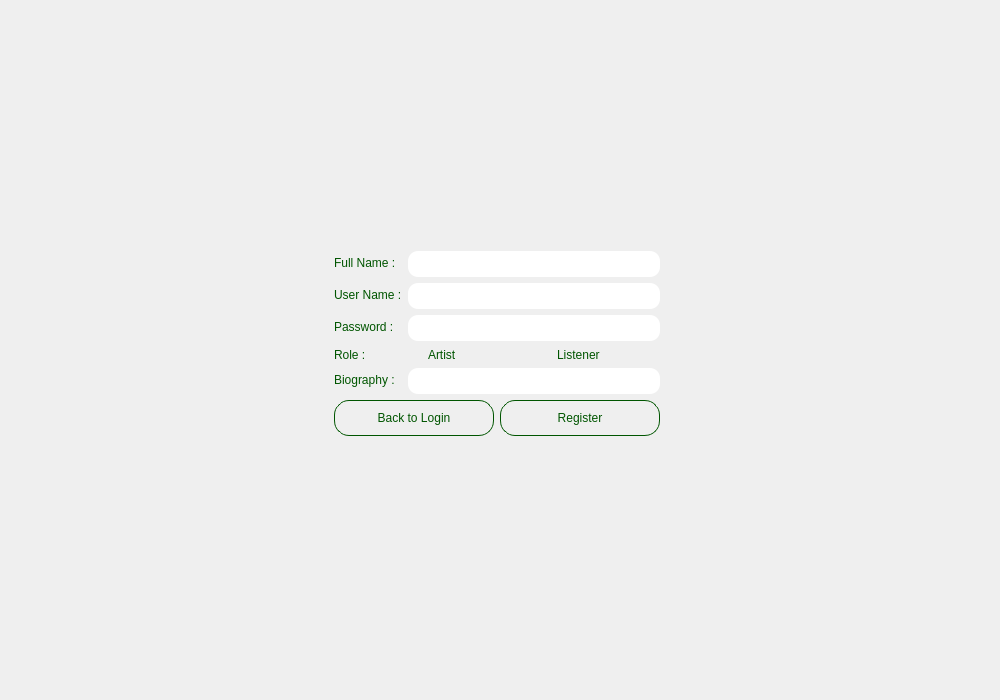
Before: the Qt Designer form registerwindow.ui in aminfooladi/QSpotify, drawn with Qt 5.
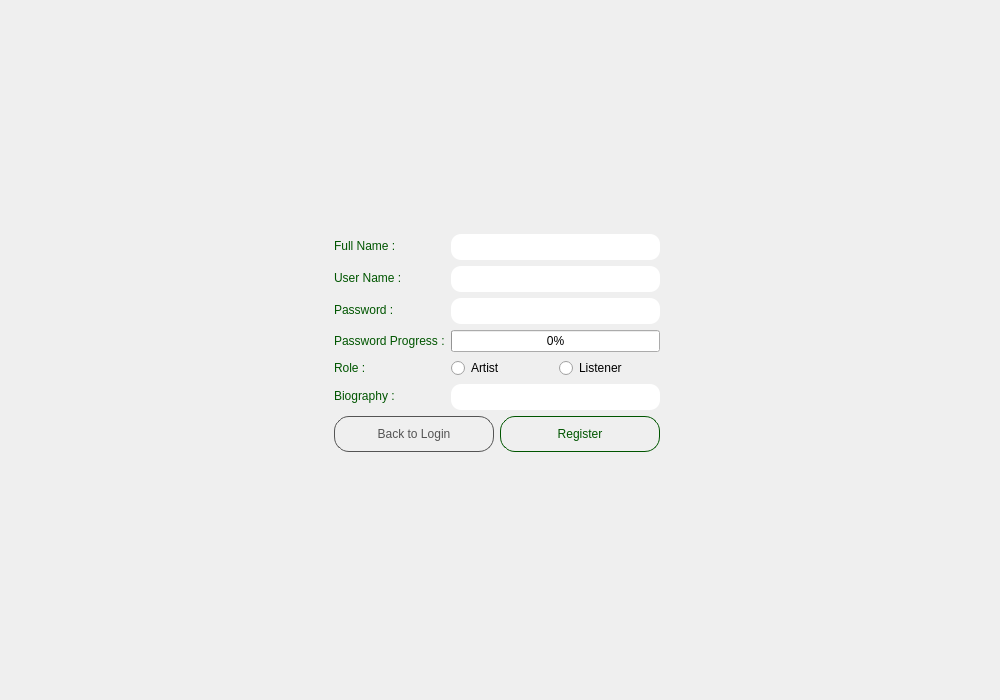
After: the same form once the commit is applied. Icons and pictures are not drawn.

Diff of the .ui file:
```diff
--- a/registerwindow.ui
+++ b/registerwindow.ui
@@ -33,6 +33,19 @@
       </property>
      </spacer>
     </item>
+    <item row="3" column="1">
+     <spacer name="verticalSpacer">
+      <property name="orientation">
+       <enum>Qt::Orientation::Vertical</enum>
+      </property>
+      <property name="sizeHint" stdset="0">
+       <size>
+        <width>20</width>
+        <height>40</height>
+       </size>
+      </property>
+     </spacer>
+    </item>
     <item row="1" column="2">
      <spacer name="horizontalSpacer_2">
       <property name="orientation">
@@ -59,13 +72,62 @@
       </property>
      </spacer>
     </item>
+    <item row="0" column="2">
+     <layout class="QGridLayout" name="gridLayout_2" columnstretch="5,4" rowminimumheight="0,0">
+      <item row="1" column="1">
+       <spacer name="verticalSpacer_3">
+        <property name="orientation">
+         <enum>Qt::Orientation::Vertical</enum>
+        </property>
+        <property name="sizeType">
+         <enum>QSizePolicy::Policy::Fixed</enum>
+        </property>
+        <property name="sizeHint" stdset="0">
+         <size>
+          <width>20</width>
+          <height>100</height>
+         </size>
+        </property>
+       </spacer>
+      </item>
+      <item row="0" column="1">
+       <widget class="QLabel" name="label">
+        <property name="styleSheet">
+         <string notr="true">image: url(:/images/logo/images/nweLogo.png);
+background: transparent;
+border: none;</string>
+        </property>
+        <property name="text">
+         <string/>
+        </property>
+       </widget>
+      </item>
+      <item row="0" column="0">
+       <spacer name="horizontalSpacer_3">
+        <property name="orientation">
+         <enum>Qt::Orientation::Horizontal</enum>
+        </property>
+        <property name="sizeType">
+         <enum>QSizePolicy::Policy::Expanding</enum>
+        </property>
+        <property name="sizeHint" stdset="0">
+         <size>
+          <width>110</width>
+          <height>20</height>
+         </size>
+        </property>
+       </spacer>
+      </item>
+     </layout>
+    </item>
     <item row="1" column="1">
      <layout class="QFormLayout" name="formLayout">
       <item row="0" column="0">
        <widget class="QLabel" name="fullNameLabel">
         <property name="styleSheet">
-         <string notr="true">background-size: cover;
-color: rgb(0, 85, 0);</string>
+         <string notr="true">color: rgb(0, 85, 0);
+font: 700 10pt &quot;Segoe UI&quot;;
+background: transparent;</string>
         </property>
         <property name="text">
          <string>Full Name :</string>
@@ -85,8 +147,9 @@
       <item row="1" column="0">
        <widget class="QLabel" name="userNameLabel">
         <property name="styleSheet">
-         <string notr="true">background-size: cover;
-color: rgb(0, 85, 0);</string>
+         <string notr="true">color: rgb(0, 85, 0);
+font: 700 10pt &quot;Segoe UI&quot;;
+background: transparent;</string>
         </property>
         <property name="text">
          <string>User Name :</string>
@@ -106,8 +169,9 @@
       <item row="2" column="0">
        <widget class="QLabel" name="passwordLabel">
         <property name="styleSheet">
-         <string notr="true">background-size: cover;
-color: rgb(0, 85, 0);</string>
+         <string notr="true">color: rgb(0, 85, 0);
+font: 700 10pt &quot;Segoe UI&quot;;
+background: transparent;</string>
         </property>
         <property name="text">
          <string>Password :</string>
@@ -124,28 +188,29 @@
         </property>
        </widget>
       </item>
-      <item row="3" column="0">
+      <item row="4" column="0">
        <widget class="QLabel" name="roleLabel">
         <property name="styleSheet">
-         <string notr="true">background-size: cover;
-color: rgb(0, 85, 0);</string>
+         <string notr="true">color: rgb(0, 85, 0);
+font: 700 10pt &quot;Segoe UI&quot;;
+background: transparent;</string>
         </property>
         <property name="text">
          <string>Role :</string>
         </property>
        </widget>
       </item>
-      <item row="3" column="1">
+      <item row="4" column="1">
        <layout class="QHBoxLayout" name="horizontalLayout">
         <item>
          <widget class="QRadioButton" name="artistButton">
           <property name="styleSheet">
            <string notr="true">color: rgb(0, 85, 0);
-background: transparent;
 border-radius: 10px;
 
-
-</string>
+QRadioButton::indicator:checked {
+    background: rgb(0, 85, 0);
+}</string>
           </property>
           <property name="text">
            <string>Artist</string>
@@ -156,11 +221,11 @@
          <widget class="QRadioButton" name="listenerButton">
           <property name="styleSheet">
            <string notr="true">color: rgb(0, 85, 0);
-background: transparent;
 border-radius: 10px;
 
-
-</string>
+QRadioButton::indicator:checked {
+    background: rgb(0, 85, 0);
+}</string>
           </property>
           <property name="text">
            <string>Listener</string>
@@ -169,18 +234,19 @@
         </item>
        </layout>
       </item>
-      <item row="4" column="0">
+      <item row="6" column="0">
        <widget class="QLabel" name="biographyLabel">
         <property name="styleSheet">
-         <string notr="true">background-size: cover;
-color: rgb(0, 85, 0);</string>
+         <string notr="true">color: rgb(0, 85, 0);
+font: 700 10pt &quot;Segoe UI&quot;;
+background: transparent;</string>
         </property>
         <property name="text">
          <string>Biography :</string>
         </property>
        </widget>
       </item>
-      <item row="4" column="1">
+      <item row="6" column="1">
        <widget class="QLineEdit" name="biographyLineEdit">
         <property name="styleSheet">
          <string notr="true">background-image: url(:/images/background/images/witeBackground.png); 
@@ -190,7 +256,7 @@
         </property>
        </widget>
       </item>
-      <item row="6" column="0" colspan="2">
+      <item row="8" column="0" colspan="2">
        <widget class="QLabel" name="errorLabel">
         <property name="styleSheet">
          <string notr="true">color: rgb(216, 0, 0);
@@ -205,16 +271,29 @@
         </property>
        </widget>
       </item>
-      <item row="5" column="0" colspan="2">
+      <item row="7" column="0" colspan="2">
        <layout class="QHBoxLayout" name="horizontalLayout_5">
         <item>
          <widget class="QPushButton" name="backToLoginButton">
           <property name="styleSheet">
-           <string notr="true">background-image: url(:/images/background/images/witeBackground.png);
-border: 1px solid rgb(0, 85, 0);
+           <string notr="true">QPushButton {
+background: transparent;
+border: 1px solid rgb(84, 84, 84);
 border-radius: 15px;
 padding: 10px;
-color: rgb(0, 85, 0);</string>
+color: rgb(84, 84, 84);
+font: 700 9pt &quot;Segoe UI&quot;;
+}
+
+QPushButton:hover {
+	background-color: rgb(84, 84, 84);
+	border:1px solid rgb(255, 255, 255);
+	border-radius: 15px;
+	padding: 10px;
+	color: rgb(255, 255, 255);
+	font: 700 9pt &quot;Segoe UI&quot;;
+}
+</string>
           </property>
           <property name="text">
            <string>Back to Login</string>
@@ -224,11 +303,24 @@
         <item>
          <widget class="QPushButton" name="registerButton">
           <property name="styleSheet">
-           <string notr="true">background-image: url(:/images/background/images/witeBackground.png);
-border: 1px solid rgb(0, 85, 0);
-border-radius: 15px;
-padding: 10px;
-color: rgb(0, 85, 0);</string>
+           <string notr="true">QPushButton {
+	background: transparent;
+	border:1px solid rgb(0, 85, 0);
+	border-radius: 15px;
+	padding: 10px;
+	color: rgb(0, 85, 0);
+	font: 700 9pt &quot;Segoe UI&quot;;
+}
+
+QPushButton:hover {
+	background-color: rgb(0, 85, 0);
+	border:1px solid rgb(0, 85, 0);
+	border-radius: 15px;
+	padding: 10px;
+	color: rgb(255, 255, 255);
+	font: 700 9pt &quot;Segoe UI&quot;;
+}
+</string>
           </property>
           <property name="text">
            <string>Register</string>
@@ -237,67 +329,25 @@
         </item>
        </layout>
       </item>
-     </layout>
-    </item>
-    <item row="3" column="1">
-     <spacer name="verticalSpacer">
-      <property name="orientation">
-       <enum>Qt::Orientation::Vertical</enum>
-      </property>
-      <property name="sizeHint" stdset="0">
-       <size>
-        <width>20</width>
-        <height>40</height>
-       </size>
-      </property>
-     </spacer>
-    </item>
-    <item row="0" column="2">
-     <layout class="QGridLayout" name="gridLayout_2" columnstretch="5,4,0" rowminimumheight="0,0">
-      <item row="1" column="1">
-       <spacer name="verticalSpacer_3">
-        <property name="orientation">
-         <enum>Qt::Orientation::Vertical</enum>
+      <item row="3" column="1">
+       <widget class="QProgressBar" name="progressBar">
+        <property name="value">
+         <number>0</number>
         </property>
-        <property name="sizeType">
-         <enum>QSizePolicy::Policy::Fixed</enum>
-        </property>
-        <property name="sizeHint" stdset="0">
-         <size>
-          <width>20</width>
-          <height>100</height>
-         </size>
-        </property>
-       </spacer>
+       </widget>
       </item>
-      <item row="0" column="1">
-       <widget class="QLabel" name="label">
+      <item row="3" column="0">
+       <widget class="QLabel" name="label_2">
         <property name="styleSheet">
-         <string notr="true">image: url(:/images/logo/images/nweLogo.png);
-background: transparent;
-border: none;</string>
+         <string notr="true">color: rgb(0, 85, 0);
+font: 700 10pt &quot;Segoe UI&quot;;
+background: transparent;</string>
         </property>
         <property name="text">
-         <string/>
+         <string>Password Progress :</string>
         </property>
        </widget>
       </item>
-      <item row="0" column="0">
-       <spacer name="horizontalSpacer_3">
-        <property name="orientation">
-         <enum>Qt::Orientation::Horizontal</enum>
-        </property>
-        <property name="sizeType">
-         <enum>QSizePolicy::Policy::Expanding</enum>
-        </property>
-        <property name="sizeHint" stdset="0">
-         <size>
-          <width>110</width>
-          <height>20</height>
-         </size>
-        </property>
-       </spacer>
-      </item>
      </layout>
     </item>
    </layout>
```
